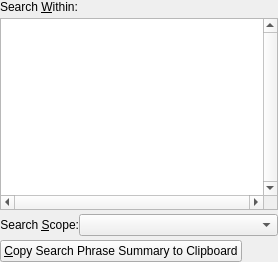
Above: programs/KJVCanOpener/KJVSearchCriteria.ui from dewhisna/KingJamesPureBibleSearch before the change. Below: the same form after it.
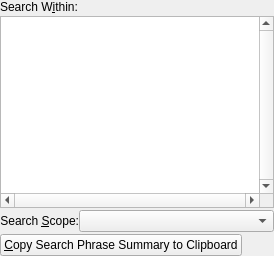
That is the form after the change. Icons and pictures are not drawn.

```diff
--- a/programs/KJVCanOpener/KJVSearchCriteria.ui
+++ b/programs/KJVCanOpener/KJVSearchCriteria.ui
@@ -28,16 +28,19 @@
    <string>SearchCriteriaForm</string>
   </property>
   <layout class="QGridLayout" name="gridLayout">
+   <property name="horizontalSpacing">
+    <number>4</number>
+   </property>
+   <property name="verticalSpacing">
+    <number>2</number>
+   </property>
    <property name="margin">
     <number>0</number>
    </property>
-   <property name="spacing">
-    <number>4</number>
-   </property>
    <item row="0" column="0">
     <widget class="QLabel" name="lblSearchWithin">
      <property name="text">
-      <string>Search &amp;Within:</string>
+      <string>Search W&amp;ithin:</string>
      </property>
      <property name="alignment">
       <set>Qt::AlignLeading|Qt::AlignLeft|Qt::AlignVCenter</set>
```
